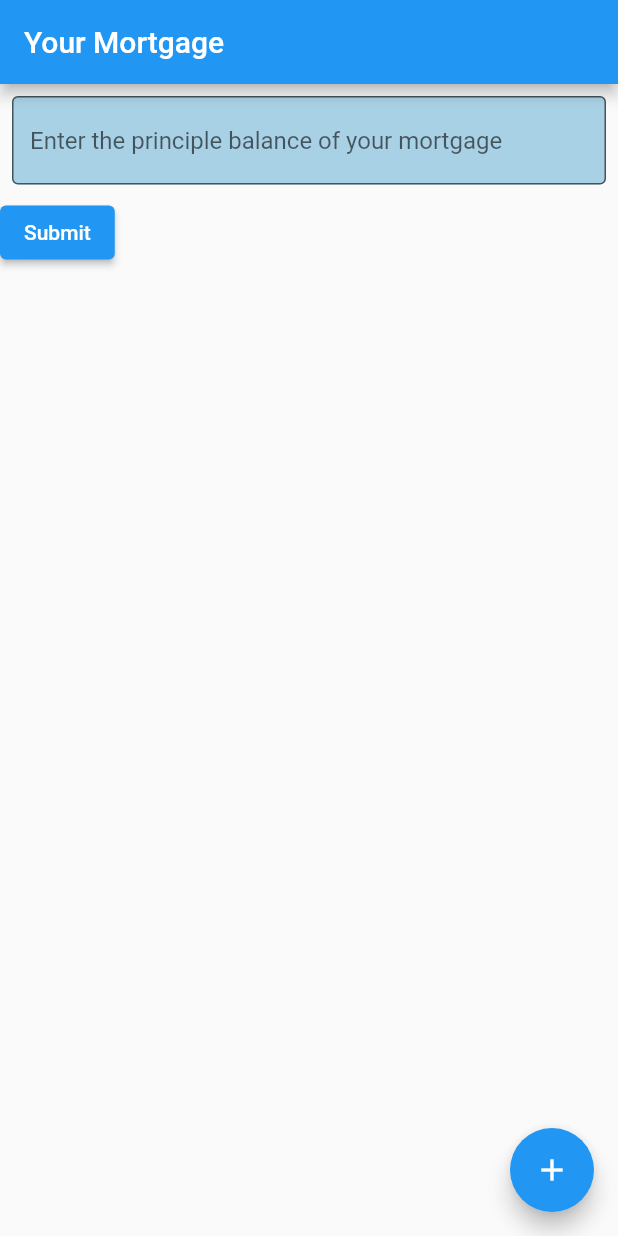
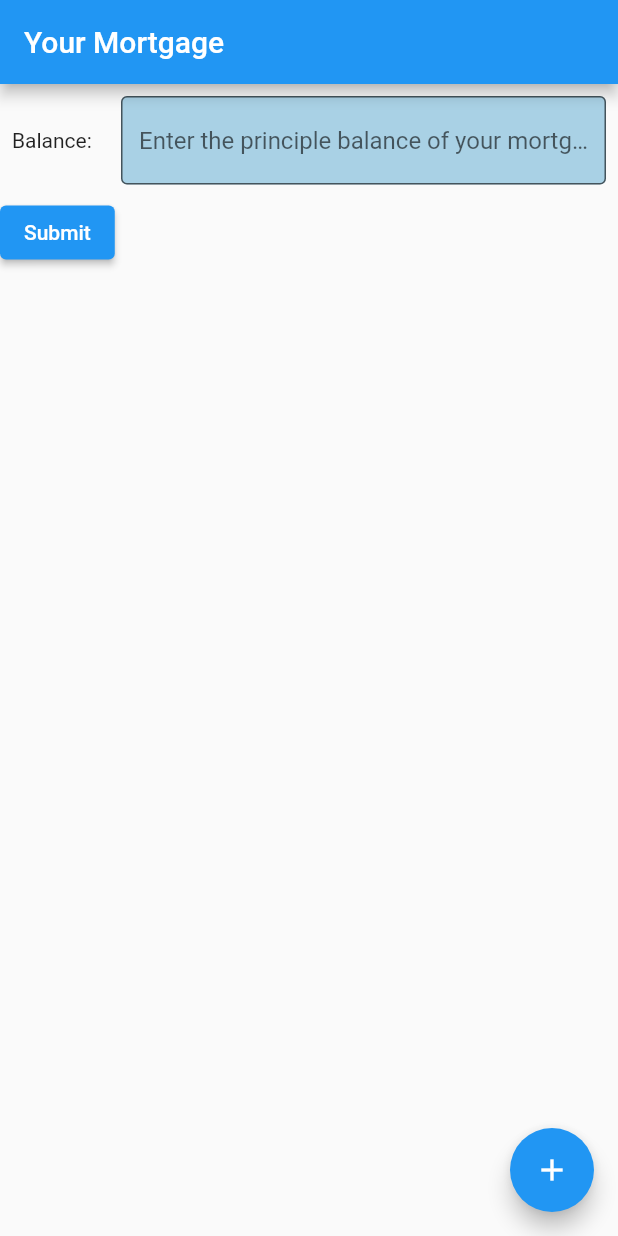
Before and after one commit to dalbert/flutter_mort, a Flutter app: the screen it shows after launch, on a phone screen of 412 x 824 dp. Run offline on Flutter 3.47's test engine with Material 2 defaults, Android fonts, the phone set to English and light mode, and no system bars.

Commit message:
learned that a TextFormField cannot be inside a Row unless it is wrapped in a Flexible or Expanded I did that, now it works again and the field has a Text label

```diff
--- a/lib/main.dart
+++ b/lib/main.dart
@@ -87,8 +87,15 @@ class _MyHomePageState extends State<MyHomePage> {
               child: Column(
                 crossAxisAlignment: CrossAxisAlignment.start,
                 children: <Widget>[
-                  Padding(
-                    //TODO: add a Text widget to act as the label for this form field
+                  Row(
+                    children: [
+                      const Padding(
+                        padding: EdgeInsets.all(8.0),
+                        child: Text("Balance: "),
+                      ),
+                      Flexible(
+                        //This container is required when placing a TextFormField inside a Row <shrug> - https://stackoverflow.com/questions/45986093/textfield-inside-of-row-causes-layout-exception-unable-to-calculate-size
+                        child: Padding(
                           padding: const EdgeInsets.all(8.0),
                           child: TextFormField(
                             controller: controller,
@@ -111,6 +118,9 @@ class _MyHomePageState extends State<MyHomePage> {
                             },
                           ),
                         ),
+                      ),
+                    ],
+                  ),
                   ElevatedButton(
                     onPressed: () {
                       if (_formKey.currentState!.validate()) {
@@ -127,7 +137,7 @@ class _MyHomePageState extends State<MyHomePage> {
         onPressed: _incrementCounter,
         tooltip: 'Increment',
         child: const Icon(Icons.add),
-      ), // This trailing comma makes auto-formatting nicer for build methods.
+      ),
     );
   }
 }
```
Lines whose indentation alone changed are shown as unchanged.
